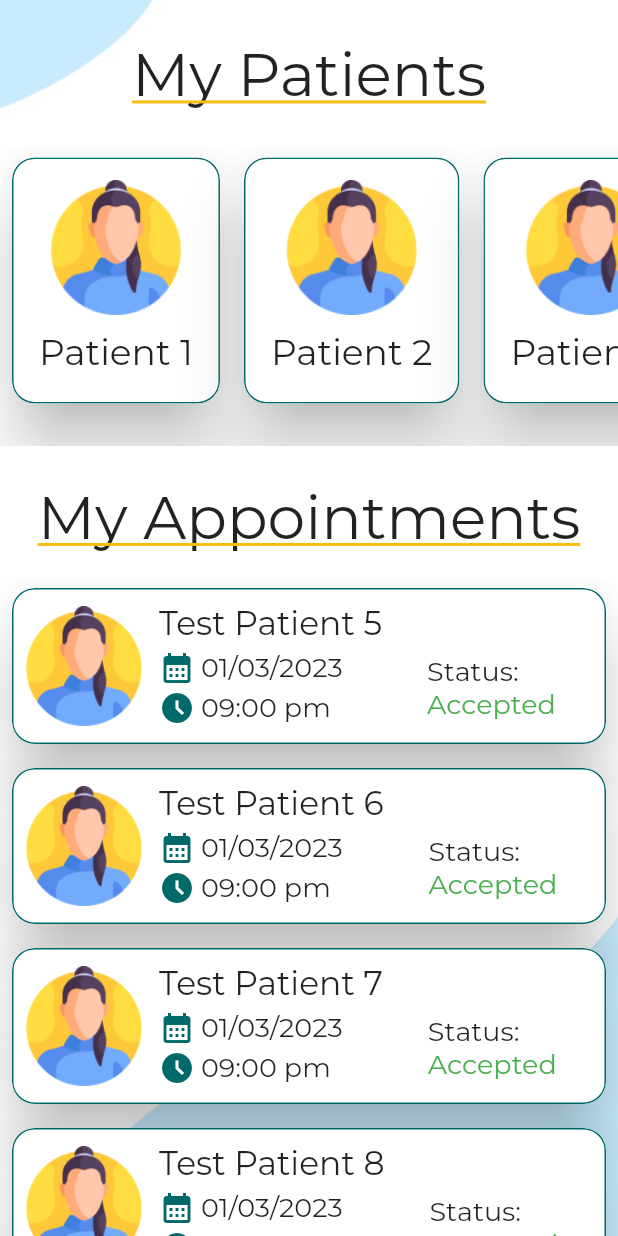
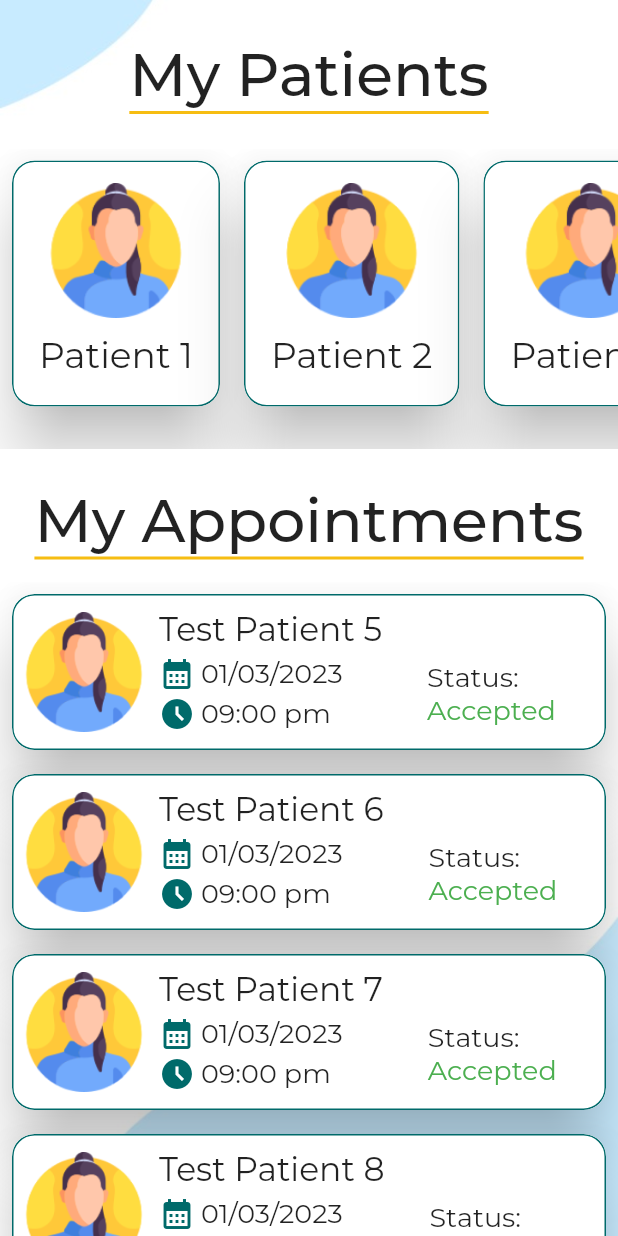
Before and after one commit to Jaffar17/Raabta---Final-Year-Project, a Flutter app: the HomeCounsellor screen opened directly, on a phone screen of 412 x 824 dp. Run offline on Flutter 3.47's test engine with Material 2 defaults, Android fonts, the phone set to English and light mode, and no system bars; our stand-ins replace dropdown_textfield.

Commit message:
Navbar initial, minute changes in fonts

```diff
--- a/lib/Counsellor/home_counsellor.dart
+++ b/lib/Counsellor/home_counsellor.dart
@@ -58,13 +58,23 @@ class _HomeCounsellorState extends State<HomeCounsellor> {
               Padding(
                 padding: const EdgeInsets.only(
                     top: 25, bottom: 15, right: 20, left: 20),
+          child: Container(
+            decoration: BoxDecoration(
+                border: Border(
+                    bottom: BorderSide(
+                        color: Color(0xFFF6BD12),
+                        width: 2
+                    )
+                )
+            ),
             child: Text(
               "My Patients",
               style: TextStyle(
                 fontSize: 40,
+                fontFamily: "MontserratMedium",
                 fontWeight: FontWeight.w500,
-                      decoration: TextDecoration.underline,
-                      decorationColor: Color(0xFFF6BD12)),
+              ),
+            ),
               ),
               ),
               Padding(
@@ -132,13 +142,23 @@ class _HomeCounsellorState extends State<HomeCounsellor> {
               Padding(
                 padding: const EdgeInsets.only(
                     top: 15, bottom: 15, right: 10, left: 10),
+                child: Container(
+                  decoration: BoxDecoration(
+                    border: Border(
+                      bottom: BorderSide(
+                        color: Color(0xFFF6BD12),
+                        width: 2
+                      )
+                    )
+                  ),
                   child: Text(
                     "My Appointments",
                     style: TextStyle(
                         fontSize: 40,
+                        fontFamily: "MontserratMedium",
                         fontWeight: FontWeight.w500,
-                      decoration: TextDecoration.underline,
-                      decorationColor: Color(0xFFF6BD12)),
+                       ),
+                  ),
                 ),
               ),
               Expanded(
--- a/lib/User/editprofile_user.dart
+++ b/lib/User/editprofile_user.dart
@@ -169,6 +169,7 @@ class _EditprofileUserState extends State<EditprofileUser> {
                           "SAVE ",
                           style: TextStyle(
                             fontSize: 22,
+                            fontFamily: "MontserratMedium",
                             fontWeight: FontWeight.w500,
                           ),
                         ),
--- a/lib/User/profile_user.dart
+++ b/lib/User/profile_user.dart
@@ -2,6 +2,7 @@ import 'package:flutter/cupertino.dart';
 import 'package:flutter/material.dart';
 import 'package:dropdown_textfield/dropdown_textfield.dart';
 import 'package:intl/intl.dart';
+import 'package:raabta_fyp/User/navbar_user.dart';
 import 'package:raabta_fyp/User/viewprofile_user.dart';
 
 class ProfileUser extends StatefulWidget {
@@ -202,7 +203,7 @@ class _ProfileUserState extends State<ProfileUser> {
                 child: ElevatedButton(
                   onPressed: () {
                     Navigator.push(context,
-                        MaterialPageRoute(builder: (context) => ViewprofileUser()));
+                        MaterialPageRoute(builder: (context) => NavBarUser()));
                   },
                   child: Text(
                     "NEXT ",
--- a/lib/main.dart
+++ b/lib/main.dart
@@ -15,7 +15,7 @@ class MyApp extends StatelessWidget {
       title: 'Flutter Demo',
       debugShowCheckedModeBanner: false,
       theme: ThemeData(
-        fontFamily: "Montserrat",
+        fontFamily: "MontserratRegular",
         // This is the theme of your application.
         //
         // Try running your application with "flutter run". You'll see the
```
Also changed, not shown: lib/User/navbar_user.dart (+82 -1 lines), pubspec.yaml (+9 -1 lines), assets/fonts/Montserrat-Medium.ttf (added). Lines whose indentation alone changed are shown as unchanged.
